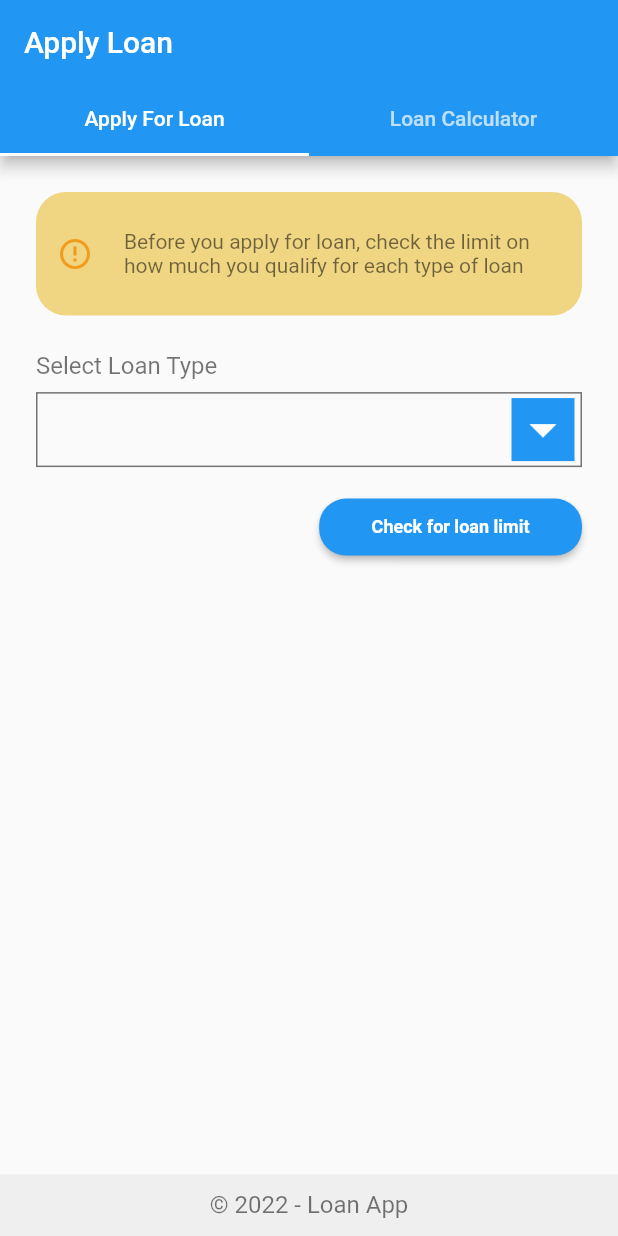
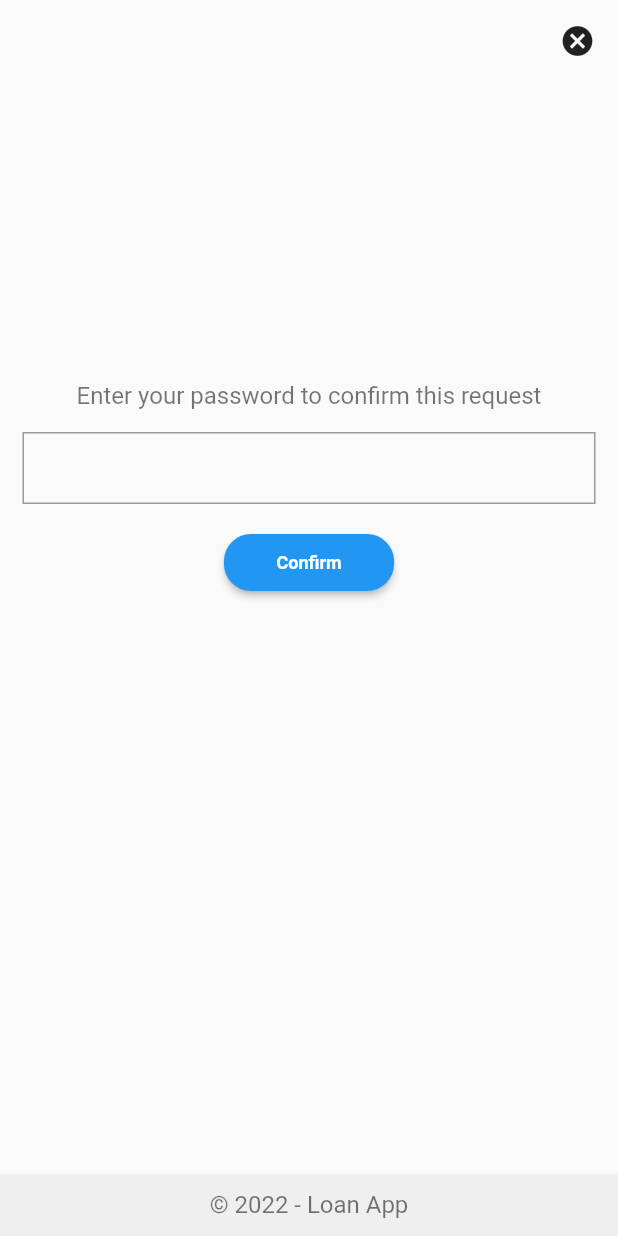
Before and after one commit to itsmushi/loanApp, a Flutter app: the screen it shows after launch, on a phone screen of 412 x 824 dp. Run offline on Flutter 3.47's test engine with Material 2 defaults, Android fonts, the phone set to English and light mode, and no system bars; drawn by our look-alikes of auto_size_text.

Commit message:
confirm loan screen

```diff
--- a/lib/app.dart
+++ b/lib/app.dart
@@ -7,6 +7,7 @@ import 'package:loanapp/screens/applyLoan/home/homeApplyLoan.dart';
 import 'package:loanapp/screens/applyLoan/loanType/loanTypeScreen.dart';
 import 'package:loanapp/screens/auth/login/loginScreen.dart';
 import 'package:loanapp/screens/auth/signUp/signUpScreen.dart';
+import 'package:loanapp/screens/comfirmLoan/confrimLoarn.dart';
 import 'package:loanapp/screens/home/homeScreen.dart';
 
 import 'package:loanapp/screens/splashScreen.dart';
@@ -37,8 +38,8 @@ class _MyAppState extends State<MyApp> {
           child:
               //  LoginScreen(),
               // SignUpScreen()
-              HomeApplyLoan(),
-
+              // HomeApplyLoan(),
+         ConfrimLoan()
           // child: ListDadaScreen(),
         ),
         routes: {
--- /dev/null
+++ b/lib/screens/comfirmLoan/confrimLoarn.dart
@@ -0,0 +1,69 @@
+import 'package:flutter/cupertino.dart';
+import 'package:flutter/material.dart';
+import 'package:loanapp/core/constants.dart';
+import 'package:loanapp/shared/sharedComponents/button.dart';
+import 'package:loanapp/shared/sharedComponents/customTextInput.dart';
+import 'package:loanapp/shared/sharedComponents/footer.dart';
+import 'package:loanapp/shared/sharedComponents/text.dart';
+
+import '../home/homeScreen.dart';
+
+class ConfrimLoan extends StatelessWidget {
+  ConfrimLoan({Key? key}) : super(key: key);
+
+  TextEditingController passwordController = TextEditingController();
+
+  @override
+  Widget build(BuildContext context) {
+    return Scaffold(
+      body:Container(
+        child: Column(
+          mainAxisAlignment: MainAxisAlignment.start,
+          children: [
+            Container(
+                alignment: Alignment.centerRight,
+                padding: EdgeInsets.all(15),
+                child: Icon(Icons.cancel)),
+            SizedBox(height: 200,),
+            Center(
+              child: Column(
+                children: [
+                  CustomText(text: 'Enter your password to confirm this request'),
+                  // SizedBox(
+                  // height: 10,
+                  // ),
+                  Padding(
+                    padding: EdgeInsets.all(15),
+                    child:CustomTextInput(passwordController) ,
+                  ),
+
+                  // SizedBox(
+                  // height: 10,
+                  // ),
+                  Button(text: 'Confirm', clickHandler: onSubmithandler),
+                  SizedBox(
+                    height: 10,
+                  ),
+                ],
+              ),
+            ),
+          ],
+        ),
+      ) ,
+      bottomSheet: Footer(),
+    );
+  }
+
+  onSubmithandler(BuildContext context) {
+    final GlobalKey<FormState> _formkey = GlobalKey<FormState>();
+
+    TextEditingController passwordController = TextEditingController();
+    if (_formkey.currentState!.validate()) {
+      print("Validated");
+      print(passwordController.text);
+      Navigator.of(context).pushReplacementNamed(HomeScreen.routeName);
+    } else {
+      print("Not Validated");
+    }
+  }
+}
```
